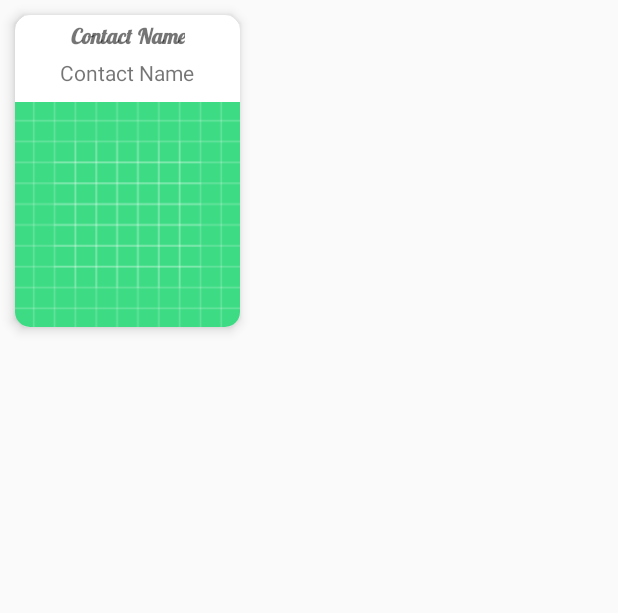
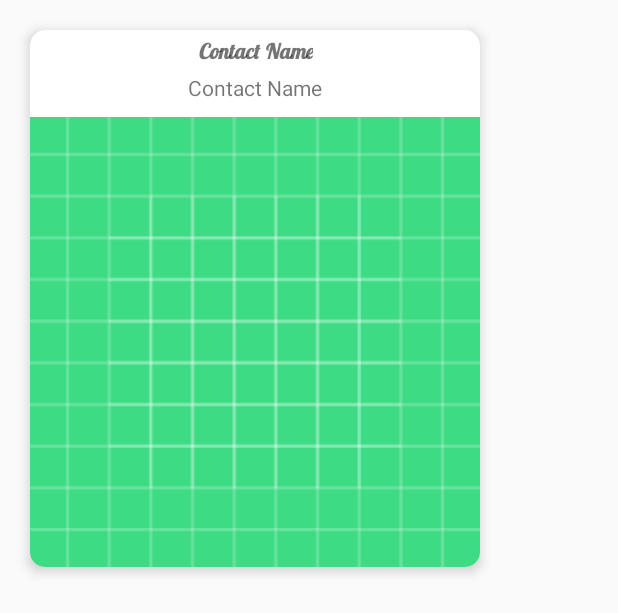
Before and after one commit to heungsikyu/RecyclerView, an Android app: the layout contacts_list_item.xml on its own in the app's theme, with its tools: preview values and no code run, on a phone screen of 412 x 824 dp. Shown: the top 613 px of the screen. Run offline under Robolectric (Android 15) with nearby library versions, the phone set to English and light mode, and no system bars; Roboto replaces fonts that are not available here.

Commit message:
이미지 뷰 변경

```diff
--- a/app/src/main/java/org/hueanalysis/moviediary/ContactsRecViewAdapter.java
+++ b/app/src/main/java/org/hueanalysis/moviediary/ContactsRecViewAdapter.java
@@ -53,7 +53,7 @@ public class ContactsRecViewAdapter extends RecyclerView.Adapter<ContactsRecView
         Glide.with(context)
                 .asBitmap()
                 .load(contacts.get(position).getImageUrl())
-                .override(150, 150)
+                .override(300, 300)
                 .centerCrop()
                 .into(holder.image);
 
--- a/app/src/main/java/org/hueanalysis/moviediary/MainActivity.java
+++ b/app/src/main/java/org/hueanalysis/moviediary/MainActivity.java
@@ -49,7 +49,7 @@ public class MainActivity extends AppCompatActivity {
 
         contactsRecView.setAdapter(adapter);
         //contactsRecView.setLayoutManager(new LinearLayoutManager(this, LinearLayoutManager.VERTICAL, false));
-        contactsRecView.setLayoutManager(new GridLayoutManager(this, 2));
+        contactsRecView.setLayoutManager(new GridLayoutManager(this, 1));
 
     }
 }
--- a/app/src/main/res/layout/activity_main.xml
+++ b/app/src/main/res/layout/activity_main.xml
@@ -5,7 +5,7 @@
     android:layout_width="match_parent"
     android:layout_height="match_parent"
     tools:context="org.hueanalysis.moviediary.MainActivity"
-    android:padding="10dp">
+    android:padding="0dp">
 
     <androidx.recyclerview.widget.RecyclerView
         android:layout_width="wrap_content"
--- a/app/src/main/res/layout/contacts_list_item.xml
+++ b/app/src/main/res/layout/contacts_list_item.xml
@@ -4,15 +4,14 @@
     android:id="@+id/parent"
     android:layout_width="wrap_content"
     android:layout_height="wrap_content"
-    android:padding="10dp"
     app:cardCornerRadius="10dp"
+    android:padding="20dp"
     app:cardElevation="5dp"
-    android:layout_margin="10dp">
+    android:layout_margin="20dp">
 
     <RelativeLayout
         android:layout_width="wrap_content"
         android:layout_height="wrap_content">
-
 
         <TextView
             android:id="@+id/txtName"
@@ -36,12 +35,13 @@
 
         <ImageView
             android:id="@+id/image"
-            android:layout_width="150dp"
-            android:layout_height="150dp"
+            android:layout_width="300dp"
+            android:layout_height="300dp"
             android:layout_below="@+id/txtEmail"
             android:layout_centerHorizontal="true"
             android:layout_marginTop="10dp"
             android:adjustViewBounds="true"
+            android:requiresFadingEdge="vertical"
             android:src="@drawable/ic_launcher_background"/>
 
 
--- a/app/src/main/res/values/strings.xml
+++ b/app/src/main/res/values/strings.xml
@@ -1,3 +1,3 @@
 <resources>
-    <string name="app_name">RecyclerView </string>
+    <string name="app_name">Moviediary </string>
 </resources>
```
